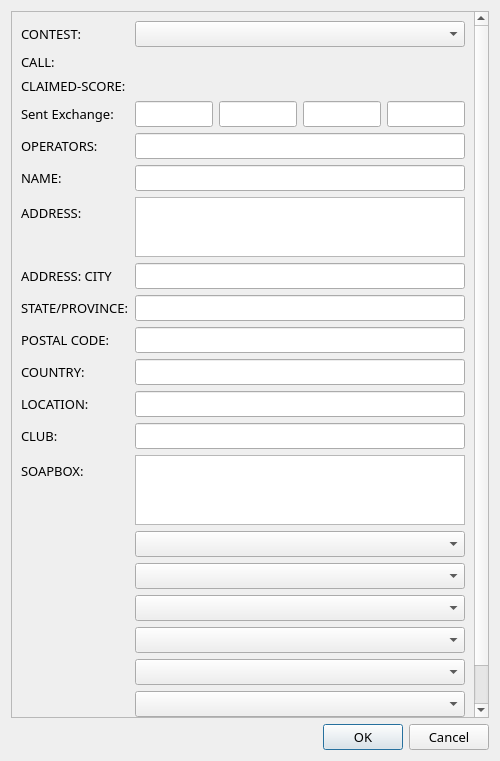
First picture: the form in so2sdr/cabrillo.ui, repository n4ogw/so2sdr, before the edit.
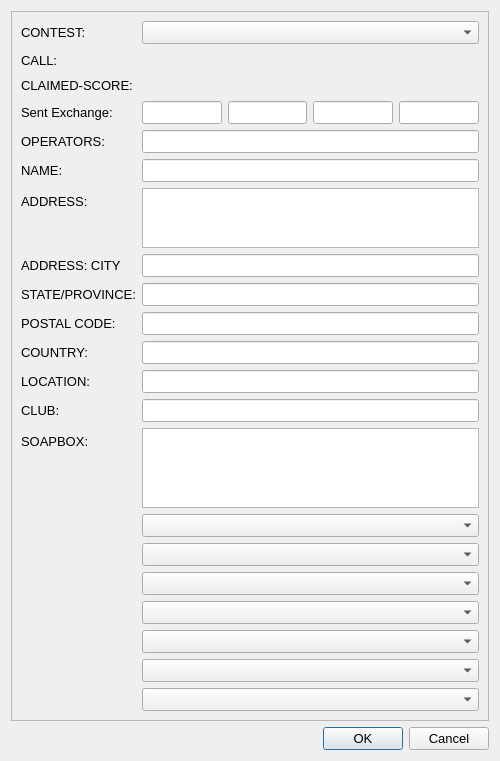
Second picture: the form after the edit.

```diff
--- a/so2sdr/cabrillo.ui
+++ b/so2sdr/cabrillo.ui
@@ -21,7 +21,6 @@
   </property>
   <property name="font">
    <font>
-    <family>Sans</family>
     <pointsize>10</pointsize>
    </font>
   </property>
@@ -59,7 +58,6 @@
           <widget class="QLabel" name="label_11">
            <property name="font">
             <font>
-             <family>Sans</family>
              <pointsize>10</pointsize>
             </font>
            </property>
@@ -72,7 +70,6 @@
           <widget class="QComboBox" name="comboBoxContestName">
            <property name="font">
             <font>
-             <family>Sans</family>
              <pointsize>10</pointsize>
             </font>
            </property>
@@ -404,7 +401,6 @@
           <widget class="QLabel" name="labelCabrillo1">
            <property name="font">
             <font>
-             <family>Sans</family>
              <pointsize>10</pointsize>
             </font>
            </property>
@@ -426,7 +422,6 @@
           <widget class="QLabel" name="labelCabrillo2">
            <property name="font">
             <font>
-             <family>Sans</family>
              <pointsize>10</pointsize>
             </font>
            </property>
@@ -448,7 +443,6 @@
           <widget class="QLabel" name="labelCabrillo3">
            <property name="font">
             <font>
-             <family>Sans</family>
              <pointsize>10</pointsize>
             </font>
            </property>
@@ -470,7 +464,6 @@
           <widget class="QLabel" name="labelCabrillo4">
            <property name="font">
             <font>
-             <family>Sans</family>
              <pointsize>10</pointsize>
             </font>
            </property>
@@ -492,7 +485,6 @@
           <widget class="QLabel" name="labelCabrillo5">
            <property name="font">
             <font>
-             <family>Sans</family>
              <pointsize>10</pointsize>
             </font>
            </property>
@@ -514,7 +506,6 @@
           <widget class="QLabel" name="labelCabrillo6">
            <property name="font">
             <font>
-             <family>Sans</family>
              <pointsize>10</pointsize>
             </font>
            </property>
```
Left out of the diff: 5 changed lines with no effect on the pictures.
